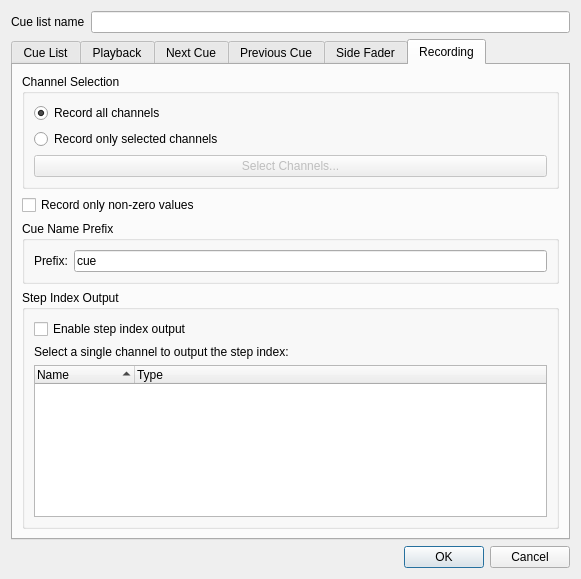
Old version of the form ui/src/virtualconsole/vccuelistproperties.ui in the repository filipolszewsk/qlcplus.
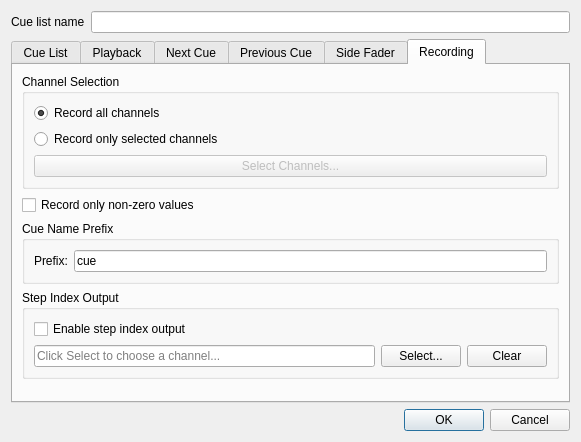
New version of the form. The open tabs and pages were chosen to show the change. Icons and pictures are not drawn.

Commit message:
Use separate dialog for step index output channel selection
Replace inline tree widget with a text field + Select button that
opens a popup dialog. The dialog shows fixtures and channels in a
tree view where only channels (not fixtures) can be selected.

Changes:
- Add "Select..." button to open channel selection dialog
- Add "Clear" button to remove selection
- Text field shows selected fixture and channel name
- Dialog uses SingleSelection without checkboxes
- Fixtures are shown but not selectable (only expand/collapse)

What changed in the file:
```diff
--- a/ui/src/virtualconsole/vccuelistproperties.ui
+++ b/ui/src/virtualconsole/vccuelistproperties.ui
@@ -464,49 +464,40 @@
            </widget>
           </item>
           <item>
-           <widget class="QLabel" name="label_StepIndexInfo">
-            <property name="text">
-             <string>Select a single channel to output the step index:</string>
-            </property>
+           <layout class="QHBoxLayout" name="horizontalLayout_StepIndexChannel">
+            <item>
+             <widget class="QLineEdit" name="m_stepIndexOutputChannelEdit">
+              <property name="readOnly">
+               <bool>true</bool>
+              </property>
+              <property name="placeholderText">
+               <string>Click Select to choose a channel...</string>
+              </property>
            </widget>
           </item>
           <item>
-           <widget class="QTreeWidget" name="m_stepIndexOutputTree">
-            <property name="sizePolicy">
-             <sizepolicy hsizetype="Expanding" vsizetype="MinimumExpanding">
-              <horstretch>0</horstretch>
-              <verstretch>0</verstretch>
-             </sizepolicy>
-            </property>
-            <property name="minimumSize">
-             <size>
-              <width>0</width>
-              <height>150</height>
-             </size>
-            </property>
-            <property name="alternatingRowColors">
-             <bool>true</bool>
-            </property>
-            <property name="selectionMode">
-             <enum>QAbstractItemView::SingleSelection</enum>
-            </property>
-            <property name="sortingEnabled">
-             <bool>true</bool>
-            </property>
-            <property name="allColumnsShowFocus">
-             <bool>true</bool>
-            </property>
-            <column>
+             <widget class="QPushButton" name="m_stepIndexOutputSelectButton">
+              <property name="text">
+               <string>Select...</string>
+              </property>
+              <property name="icon">
+               <iconset resource="../qlcui.qrc">
+                <normaloff>:/attach.png</normaloff>:/attach.png</iconset>
+              </property>
+             </widget>
+            </item>
+            <item>
+             <widget class="QPushButton" name="m_stepIndexOutputClearButton">
              <property name="text">
-              <string>Name</string>
-             </property>
-            </column>
-            <column>
-             <property name="text">
-              <string>Type</string>
-             </property>
-            </column>
-           </widget>
+               <string>Clear</string>
+              </property>
+              <property name="icon">
+               <iconset resource="../qlcui.qrc">
+                <normaloff>:/detach.png</normaloff>:/detach.png</iconset>
+              </property>
+             </widget>
+            </item>
+           </layout>
           </item>
          </layout>
         </widget>
```
Lines whose indentation alone changed are shown as unchanged. The commit also changes 2 other files.
